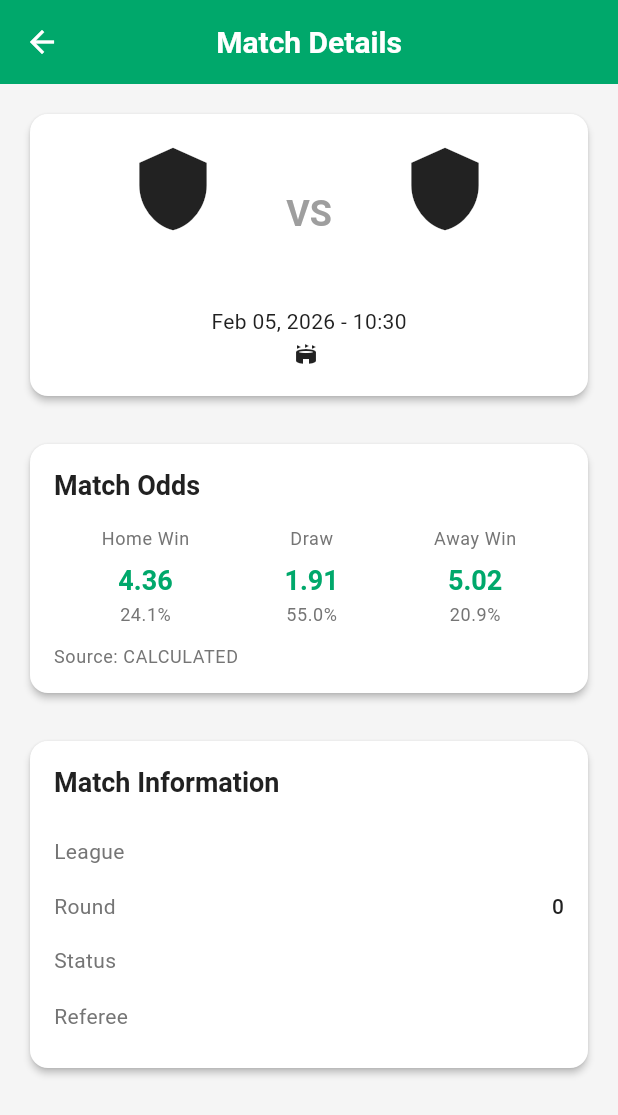
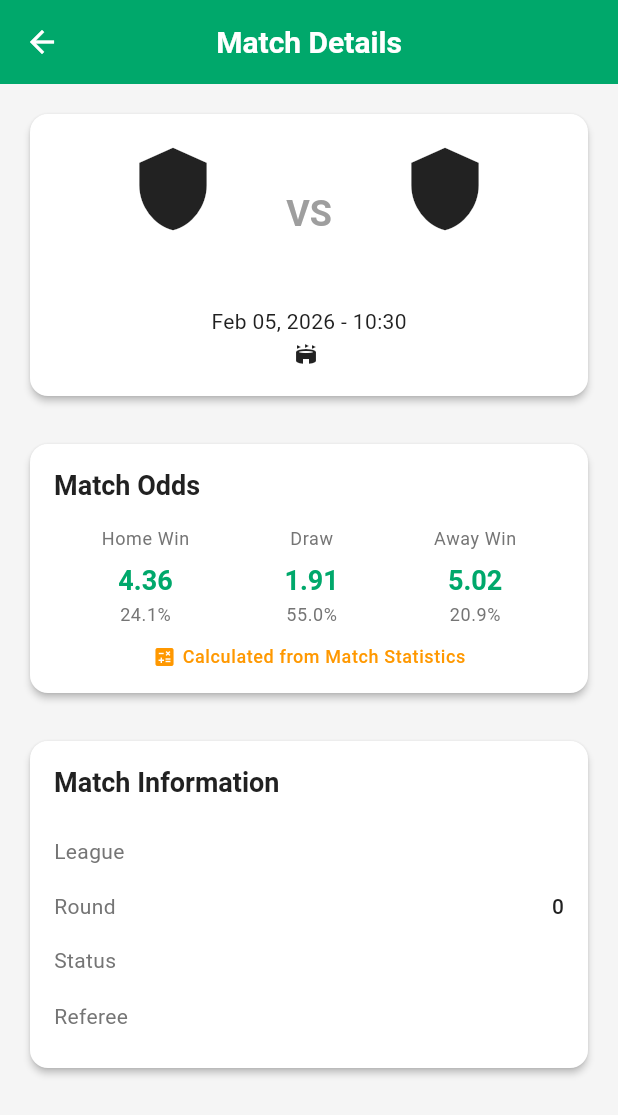
Before and after one commit to TarcisioDamascena/flutterfootbalscoutapp, a Flutter app: the MatchDetailScreen screen opened directly with empty values, on a phone screen of 412 x 824 dp. Shown: the top 1115 px of the screen. Run offline on Flutter 3.47's test engine with Material 3 defaults, Android fonts, the phone set to English and light mode, and no system bars; our stand-ins replace get_it, sqflite; accounts and stored records are empty; network calls fail.

Commit message:
feat: Implement Odds API integration with fallback system for odds calculation; update match detail screen and service locator

```diff
--- a/lib/core/services/service_locator.dart
+++ b/lib/core/services/service_locator.dart
@@ -1,4 +1,5 @@
 import 'package:flutter/cupertino.dart';
+import 'package:flutterfootbalscoutapp/services/odds_api_service.dart';
 import 'package:get_it/get_it.dart';
 
 import '../../services/database_service.dart';
@@ -11,6 +12,7 @@ Future<void> setupServiceLocator() async {
   getIt.registerLazySingleton<FootballApiService>(() => FootballApiService());
   getIt.registerLazySingleton<DatabaseService>(() => DatabaseService());
   getIt.registerLazySingleton<OddsService>(() => OddsService());
+  getIt.registerLazySingleton<OddsApiService>(() => OddsApiService());
 
   // Initialize database
   try {
--- a/lib/screens/match/match_detail_screen.dart
+++ b/lib/screens/match/match_detail_screen.dart
@@ -32,12 +32,12 @@ class _MatchDetailScreenState extends State<MatchDetailScreen> {
     final matchProvider = context.read<MatchProvider>();
     final homeMatches = await matchProvider.fetchTeamMatches(
       teamId: widget.match.homeTeam.id,
-      season: 2024,
+      season: 2025,
       last: 5,
     );
     final awayMatches = await matchProvider.fetchTeamMatches(
       teamId: widget.match.awayTeam.id,
-      season: 2024,
+      season: 2025,
       last: 5,
     );
 
@@ -48,7 +48,7 @@ class _MatchDetailScreenState extends State<MatchDetailScreen> {
       last: 5,
     );
 
-    // Calculate odds
+    // Calculate odds (will use The Odds API first, then fallback)
     final oddsProvider = context.read<OddsProvider>();
     final odds = await oddsProvider.calculateMatchOdds(
       match: widget.match,
@@ -248,10 +248,30 @@ class _MatchDetailScreenState extends State<MatchDetailScreen> {
                 ],
               ),
               const SizedBox(height: 12),
-              Text(
-                'Source: ${_odds!.source.toUpperCase()}',
-                style: Theme.of(context).textTheme.bodySmall,
-                textAlign: TextAlign.center,
+              Row(
+                mainAxisAlignment: MainAxisAlignment.center,
+                children: [
+                  Icon(
+                    _odds!.source == 'odds_api'
+                        ? Icons.verified
+                        : Icons.calculate,
+                    size: 16,
+                    color: _odds!.source == 'odds_api'
+                        ? Colors.green
+                        : Colors.orange,
+                  ),
+                  const SizedBox(width: 4),
+                  Text(
+                    _getOddsSourceText(_odds!.source),
+                    style: Theme.of(context).textTheme.bodySmall?.copyWith(
+                      color: _odds!.source == 'odds_api'
+                          ? Colors.green
+                          : Colors.orange,
+                      fontWeight: FontWeight.w500,
+                    ),
+                    textAlign: TextAlign.center,
+                  ),
+                ],
               ),
             ] else
               const Center(child: Text('Unable to calculate odds')),
@@ -334,4 +354,17 @@ class _MatchDetailScreenState extends State<MatchDetailScreen> {
       ),
     );
   }
+
+  String _getOddsSourceText(String source) {
+    switch (source) {
+      case 'odds_api':
+        return 'Real Bookmaker Odds (The Odds API)';
+      case 'calculated':
+        return 'Calculated from Match Statistics';
+      case 'api':
+        return 'Official API Odds';
+      default:
+        return source.toUpperCase();
+    }
+  }
 }
--- a/lib/services/odds_service.dart
+++ b/lib/services/odds_service.dart
@@ -1,7 +1,49 @@
 import '../models/match.dart';
 import '../models/odds.dart';
+import 'odds_api_service.dart';
 
 class OddsService {
+  final OddsApiService _oddsApiService = OddsApiService();
+
+  /// Get odds with automatic fallback system:
+  /// 1. Try The Odds API first
+  /// 2. If fails, calculate custom odds
+  Future<Odds> getOddsWithFallback({
+    required int matchId,
+    required Match match,
+    List<Match>? homeTeamRecentMatches,
+    List<Match>? awayTeamRecentMatches,
+    List<Match>? headToHeadMatches,
+  }) async {
+    // Try to get odds from The Odds API first
+    try {
+      final apiOdds = await _oddsApiService.fetchOddsFromApi(
+        matchId: matchId,
+        homeTeam: match.homeTeam.name,
+        awayTeam: match.awayTeam.name,
+        leagueName: match.leagueName,
+      );
+
+      if (apiOdds != null) {
+        print('✅ Using odds from The Odds API');
+        return apiOdds;
+      }
+    } catch (e) {
+      print('⚠️ The Odds API failed: $e');
+      print('📊 Falling back to custom calculation...');
+    }
+
+    // Fallback to custom calculation
+    return await calculateOdds(
+      matchId: matchId,
+      homeTeamId: match.homeTeam.id,
+      awayTeamId: match.awayTeam.id,
+      homeTeamRecentMatches: homeTeamRecentMatches,
+      awayTeamRecentMatches: awayTeamRecentMatches,
+      headToHeadMatches: headToHeadMatches,
+    );
+  }
+
   /// Calculate odds based on historical data and team statistics
   /// This is a simplified algorithm - you can enhance it with more factors
   Future<Odds> calculateOdds({
@@ -176,6 +218,11 @@ class OddsService {
     return odds.clamp(1.01, 50.0);
   }
 
+  /// Check API quota for The Odds API
+  Future<Map<String, dynamic>?> checkApiQuota() async {
+    return await _oddsApiService.getApiQuota();
+  }
+
   /// Enhanced odds calculation with more factors
   Future<Odds> calculateAdvancedOdds({
     required int matchId,
@@ -189,6 +236,7 @@ class OddsService {
     bool? homeTeamHomeRecord,
     bool? awayTeamAwayRecord,
   }) async {
+    // Future enhancement: incorporate league positions and home/away records
     return await calculateOdds(
       matchId: matchId,
       homeTeamId: homeTeamId,
```
Also changed, not shown: lib/core/constants/api_constants.dart (+39 -17 lines), lib/providers/odds_provider.dart (+11 -6 lines), lib/services/odds_api_service.dart (added, +212 -0 lines).
